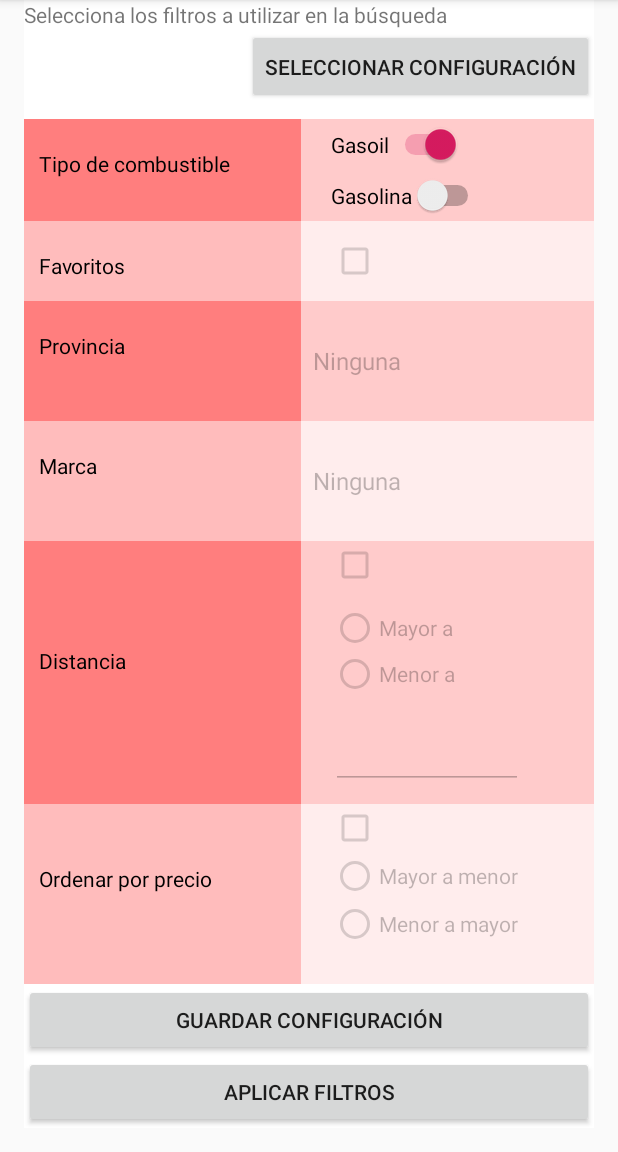
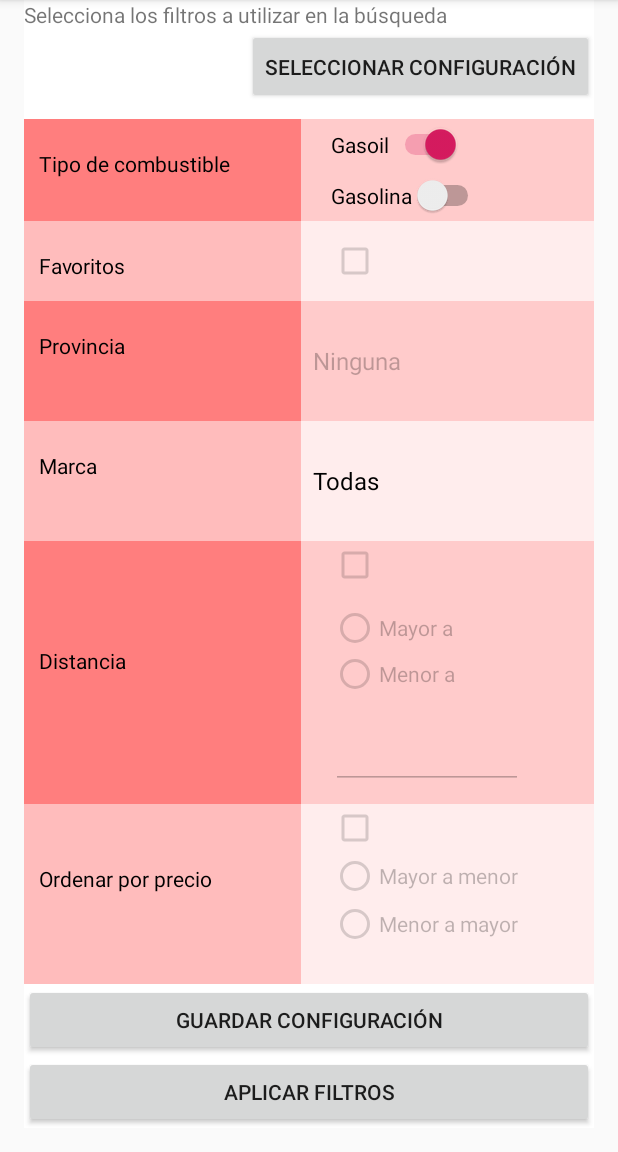
Before and after one commit to isunican/AppGasolinerasGrupo5, an Android app: the screen it shows after launch (FilterActivity), after a tap on "MOSTRAR FILTROS", on a phone screen of 412 x 824 dp, the part 84-1236 px from its top. Run offline under Robolectric (Android 15) with nearby library versions, the phone set to English and light mode, and no system bars; our stand-ins replace Room's generated code; network calls fail; 1 statement that could not run was skipped.

Commit message:
Activado componente gráfico de filtro por marca.

```diff
--- a/AndroidProject/app/src/main/java/com/isunican/proyectobase/Views/FilterActivity.java
+++ b/AndroidProject/app/src/main/java/com/isunican/proyectobase/Views/FilterActivity.java
@@ -83,8 +83,7 @@ public class FilterActivity extends AppCompatActivity {
 
         gasolineras = (ArrayList<Gasolinera>) getIntent().getSerializableExtra("list_gasolineras");
 
-        //La primera opción debe ser "nada seleccionado"
-        marcas.add("Ninguna");
+        marcas.add("Todas");
         provincias.add("Ninguna");
 
         //Rellenamos las listas locales para que tengan toda la información de marcas
@@ -160,7 +159,6 @@ public class FilterActivity extends AppCompatActivity {
         checkPrecio.setEnabled(false);
         checkDistancia.setEnabled(false);
         spinnerProvincia.setEnabled(false);
-        spinnerMarca.setEnabled(false);
 
         //Si el usuario indica que quiere filtrar por distancia, se habilitan los botones
         //de selección de orden y la caja de texto.
```
